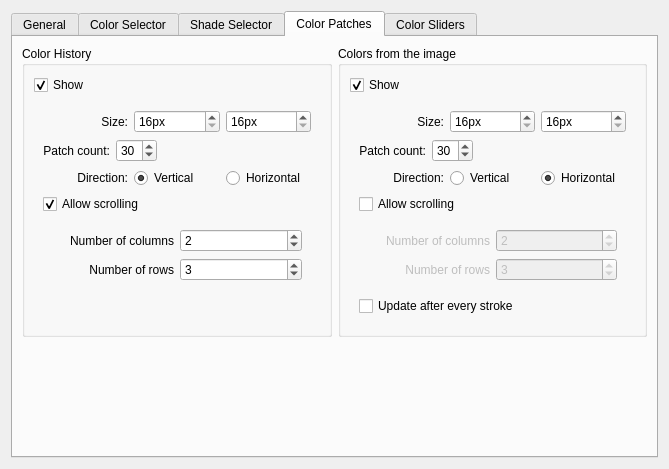
This is krita/plugins/extensions/dockers/advancedcolorselector/wdg_color_selector_settings.ui in KDE/krita as Qt 5 draws it before an edit. The edited form follows.
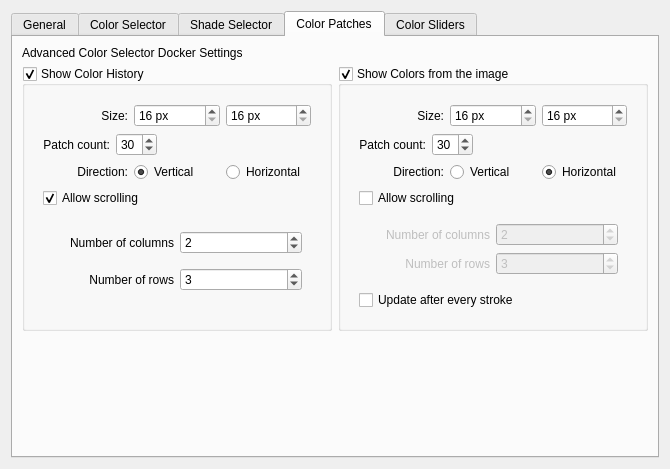
This is the edited form. The open tabs and pages were chosen to show the change. Custom widgets are drawn as their Qt base class.

Commit message: simplify and communicate better color patches settings area

The edit to the form file:
```diff
--- a/krita/plugins/extensions/dockers/advancedcolorselector/wdg_color_selector_settings.ui
+++ b/krita/plugins/extensions/dockers/advancedcolorselector/wdg_color_selector_settings.ui
@@ -6,7 +6,7 @@
    <rect>
     <x>0</x>
     <y>0</y>
-    <width>669</width>
+    <width>670</width>
     <height>469</height>
    </rect>
   </property>
@@ -755,239 +755,44 @@
        <string>Color Patches</string>
       </attribute>
       <layout class="QGridLayout" name="gridLayout_3">
-       <item row="0" column="0">
-        <widget class="QGroupBox" name="groupBox">
-         <property name="title">
-          <string>Color History</string>
+       <item row="2" column="1">
+        <spacer name="verticalSpacer_2">
+         <property name="orientation">
+          <enum>Qt::Vertical</enum>
          </property>
-         <layout class="QVBoxLayout" name="verticalLayout_4">
-          <item>
-           <widget class="QCheckBox" name="lastUsedColorsShow">
-            <property name="text">
-             <string>Show</string>
-            </property>
-            <property name="checked">
-             <bool>true</bool>
-            </property>
-           </widget>
-          </item>
-          <item>
-           <widget class="QWidget" name="widget" native="true">
-            <layout class="QVBoxLayout" name="verticalLayout_2">
-             <item>
-              <layout class="QHBoxLayout" name="horizontalLayout_11">
-               <item>
-                <widget class="QLabel" name="label_14">
-                 <property name="text">
-                  <string>Size:</string>
-                 </property>
-                 <property name="alignment">
-                  <set>Qt::AlignRight|Qt::AlignTrailing|Qt::AlignVCenter</set>
-                 </property>
-                </widget>
-               </item>
-               <item>
-                <widget class="QSpinBox" name="lastUsedColorsWidth">
-                 <property name="suffix">
-                  <string>px</string>
-                 </property>
-                 <property name="prefix">
-                  <string/>
-                 </property>
-                 <property name="minimum">
-                  <number>16</number>
-                 </property>
-                </widget>
-               </item>
-               <item>
-                <widget class="QSpinBox" name="lastUsedColorsHeight">
-                 <property name="suffix">
-                  <string>px</string>
-                 </property>
-                 <property name="minimum">
-                  <number>16</number>
-                 </property>
-                </widget>
-               </item>
-              </layout>
-             </item>
-             <item>
-              <layout class="QHBoxLayout" name="horizontalLayout_3">
-               <item>
-                <widget class="QLabel" name="label_10">
-                 <property name="text">
-                  <string>Patch count:</string>
-                 </property>
-                 <property name="alignment">
-                  <set>Qt::AlignRight|Qt::AlignTrailing|Qt::AlignVCenter</set>
-                 </property>
-                </widget>
-               </item>
-               <item>
-                <widget class="QSpinBox" name="lastUsedColorsPatchCount">
-                 <property name="minimum">
-                  <number>1</number>
-                 </property>
-                 <property name="value">
-                  <number>30</number>
-                 </property>
-                </widget>
-               </item>
-               <item>
-                <spacer name="horizontalSpacer_3">
-                 <property name="orientation">
-                  <enum>Qt::Horizontal</enum>
-                 </property>
-                 <property name="sizeHint" stdset="0">
-                  <size>
-                   <width>40</width>
-                   <height>20</height>
-                  </size>
-                 </property>
-                </spacer>
-               </item>
-              </layout>
-             </item>
-             <item>
-              <layout class="QHBoxLayout" name="horizontalLayout">
-               <item>
-                <widget class="QLabel" name="label_8">
-                 <property name="text">
-                  <string>Direction:</string>
-                 </property>
-                 <property name="alignment">
-                  <set>Qt::AlignRight|Qt::AlignTrailing|Qt::AlignVCenter</set>
-                 </property>
-                 <property name="buddy">
-                  <cstring>lastUsedColorsAlignVertical</cstring>
-                 </property>
-                </widget>
-               </item>
-               <item>
-                <widget class="QRadioButton" name="lastUsedColorsAlignVertical">
-                 <property name="text">
-                  <string>Vertical</string>
-                 </property>
-                 <property name="checked">
-                  <bool>true</bool>
-                 </property>
-                </widget>
-               </item>
-               <item>
-                <widget class="QRadioButton" name="lastUsedColorsAlignHorizontal">
-                 <property name="text">
-                  <string>Horizontal</string>
-                 </property>
-                </widget>
-               </item>
-              </layout>
-             </item>
-             <item>
-              <widget class="QCheckBox" name="lastUsedColorsAllowScrolling">
-               <property name="text">
-                <string>Allow scrolling</string>
-               </property>
-               <property name="checked">
-                <bool>true</bool>
-               </property>
-              </widget>
-             </item>
-             <item>
-              <widget class="QWidget" name="widget_3" native="true">
-               <layout class="QGridLayout" name="gridLayout">
-                <item row="0" column="0">
-                 <widget class="QLabel" name="lbl_lastUsedNumCols">
-                  <property name="text">
-                   <string>Number of columns</string>
-                  </property>
-                  <property name="alignment">
-                   <set>Qt::AlignRight|Qt::AlignTrailing|Qt::AlignVCenter</set>
-                  </property>
-                  <property name="buddy">
-                   <cstring>lastUsedColorsNumCols</cstring>
-                  </property>
-                 </widget>
-                </item>
-                <item row="0" column="1">
-                 <widget class="QSpinBox" name="lastUsedColorsNumCols">
-                  <property name="minimum">
-                   <number>1</number>
-                  </property>
-                  <property name="maximum">
-                   <number>20</number>
-                  </property>
-                  <property name="value">
-                   <number>2</number>
-                  </property>
-                 </widget>
-                </item>
-                <item row="1" column="0">
-                 <widget class="QLabel" name="lbl_lastUsedNumRows">
-                  <property name="text">
-                   <string>Number of rows</string>
-                  </property>
-                  <property name="alignment">
-                   <set>Qt::AlignRight|Qt::AlignTrailing|Qt::AlignVCenter</set>
-                  </property>
-                  <property name="buddy">
-                   <cstring>lastUsedColorsNumRows</cstring>
-                  </property>
-                 </widget>
-                </item>
-                <item row="1" column="1">
-                 <widget class="QSpinBox" name="lastUsedColorsNumRows">
-                  <property name="minimum">
-                   <number>1</number>
-                  </property>
-                  <property name="maximum">
-                   <number>20</number>
-                  </property>
-                  <property name="value">
-                   <number>3</number>
-                  </property>
-                 </widget>
-                </item>
-               </layout>
-              </widget>
-             </item>
-             <item>
-              <spacer name="verticalSpacer_4">
-               <property name="orientation">
-                <enum>Qt::Vertical</enum>
-               </property>
-               <property name="sizeHint" stdset="0">
-                <size>
-                 <width>0</width>
-                 <height>0</height>
-                </size>
-               </property>
-              </spacer>
-             </item>
-            </layout>
-           </widget>
-          </item>
-         </layout>
-        </widget>
+         <property name="sizeHint" stdset="0">
+          <size>
+           <width>20</width>
+           <height>3</height>
+          </size>
+         </property>
+        </spacer>
        </item>
-       <item row="0" column="1">
-        <widget class="QGroupBox" name="groupBox_2">
+       <item row="2" column="0">
+        <spacer name="verticalSpacer">
+         <property name="orientation">
+          <enum>Qt::Vertical</enum>
+         </property>
+         <property name="sizeHint" stdset="0">
+          <size>
+           <width>20</width>
+           <height>3</height>
+          </size>
+         </property>
+        </spacer>
+       </item>
+       <item row="1" column="1">
+        <widget class="QGroupBox" name="commonColorsShow">
          <property name="enabled">
           <bool>true</bool>
          </property>
          <property name="title">
-          <string>Colors from the image</string>
+          <string>Show Colors from the image</string>
+         </property>
+         <property name="checkable">
+          <bool>true</bool>
          </property>
          <layout class="QVBoxLayout" name="verticalLayout_5">
-          <item>
-           <widget class="QCheckBox" name="commonColorsShow">
-            <property name="text">
-             <string>Show</string>
-            </property>
-            <property name="checked">
-             <bool>true</bool>
-            </property>
-           </widget>
-          </item>
           <item>
            <widget class="QWidget" name="widget_2" native="true">
             <layout class="QVBoxLayout" name="verticalLayout_3">
@@ -1006,7 +811,7 @@
                <item>
                 <widget class="QSpinBox" name="commonColorsWidth">
                  <property name="suffix">
-                  <string>px</string>
+                  <string> px</string>
                  </property>
                  <property name="prefix">
                   <string/>
@@ -1019,7 +824,7 @@
                <item>
                 <widget class="QSpinBox" name="commonColorsHeight">
                  <property name="suffix">
-                  <string>px</string>
+                  <string> px</string>
                  </property>
                  <property name="minimum">
                   <number>16</number>
@@ -1197,30 +1002,205 @@
         </widget>
        </item>
        <item row="1" column="0">
-        <spacer name="verticalSpacer">
-         <property name="orientation">
-          <enum>Qt::Vertical</enum>
+        <widget class="QGroupBox" name="lastUsedColorsShow">
+         <property name="title">
+          <string>Show Color History</string>
          </property>
-         <property name="sizeHint" stdset="0">
-          <size>
-           <width>20</width>
-           <height>3</height>
-          </size>
+         <property name="checkable">
+          <bool>true</bool>
          </property>
-        </spacer>
+         <layout class="QVBoxLayout" name="verticalLayout_4">
+          <item>
+           <widget class="QWidget" name="widget" native="true">
+            <layout class="QVBoxLayout" name="verticalLayout_2">
+             <item>
+              <layout class="QHBoxLayout" name="horizontalLayout_11">
+               <item>
+                <widget class="QLabel" name="label_14">
+                 <property name="text">
+                  <string>Size:</string>
+                 </property>
+                 <property name="alignment">
+                  <set>Qt::AlignRight|Qt::AlignTrailing|Qt::AlignVCenter</set>
+                 </property>
+                </widget>
+               </item>
+               <item>
+                <widget class="QSpinBox" name="lastUsedColorsWidth">
+                 <property name="suffix">
+                  <string> px</string>
+                 </property>
+                 <property name="prefix">
+                  <string/>
+                 </property>
+                 <property name="minimum">
+                  <number>16</number>
+                 </property>
+                </widget>
+               </item>
+               <item>
+                <widget class="QSpinBox" name="lastUsedColorsHeight">
+                 <property name="suffix">
+                  <string> px</string>
+                 </property>
+                 <property name="minimum">
+                  <number>16</number>
+                 </property>
+                </widget>
+               </item>
+              </layout>
+             </item>
+             <item>
+              <layout class="QHBoxLayout" name="horizontalLayout_3">
+               <item>
+                <widget class="QLabel" name="label_10">
+                 <property name="text">
+                  <string>Patch count:</string>
+                 </property>
+                 <property name="alignment">
+                  <set>Qt::AlignRight|Qt::AlignTrailing|Qt::AlignVCenter</set>
+                 </property>
+                </widget>
+               </item>
+               <item>
+                <widget class="QSpinBox" name="lastUsedColorsPatchCount">
+                 <property name="minimum">
+                  <number>1</number>
+                 </property>
+                 <property name="value">
+                  <number>30</number>
+                 </property>
+                </widget>
+               </item>
+               <item>
+                <spacer name="horizontalSpacer_3">
+                 <property name="orientation">
+                  <enum>Qt::Horizontal</enum>
+                 </property>
+                 <property name="sizeHint" stdset="0">
+                  <size>
+                   <width>40</width>
+                   <height>20</height>
+                  </size>
+                 </property>
+                </spacer>
+               </item>
+              </layout>
+             </item>
+             <item>
+              <layout class="QHBoxLayout" name="horizontalLayout">
+               <item>
+                <widget class="QLabel" name="label_8">
+                 <property name="text">
+                  <string>Direction:</string>
+                 </property>
+                 <property name="alignment">
+                  <set>Qt::AlignRight|Qt::AlignTrailing|Qt::AlignVCenter</set>
+                 </property>
+                 <property name="buddy">
+                  <cstring>lastUsedColorsAlignVertical</cstring>
+                 </property>
+                </widget>
+               </item>
+               <item>
+                <widget class="QRadioButton" name="lastUsedColorsAlignVertical">
+                 <property name="text">
+                  <string>Vertical</string>
+                 </property>
+                 <property name="checked">
+                  <bool>true</bool>
+                 </property>
+                </widget>
+               </item>
+               <item>
+                <widget class="QRadioButton" name="lastUsedColorsAlignHorizontal">
+                 <property name="text">
+                  <string>Horizontal</string>
+                 </property>
+                </widget>
+               </item>
+              </layout>
+             </item>
+             <item>
+              <widget class="QCheckBox" name="lastUsedColorsAllowScrolling">
+               <property name="text">
+                <string>Allow scrolling</string>
+               </property>
+               <property name="checked">
+                <bool>true</bool>
+               </property>
+              </widget>
+             </item>
+             <item>
+              <widget class="QWidget" name="widget_3" native="true">
+               <layout class="QGridLayout" name="gridLayout">
+                <item row="0" column="0">
+                 <widget class="QLabel" name="lbl_lastUsedNumCols">
+                  <property name="text">
+                   <string>Number of columns</string>
+                  </property>
+                  <property name="alignment">
+                   <set>Qt::AlignRight|Qt::AlignTrailing|Qt::AlignVCenter</set>
+                  </property>
+                  <property name="buddy">
+                   <cstring>lastUsedColorsNumCols</cstring>
+                  </property>
+                 </widget>
+                </item>
+                <item row="0" column="1">
+                 <widget class="QSpinBox" name="lastUsedColorsNumCols">
+                  <property name="minimum">
+                   <number>1</number>
+                  </property>
+                  <property name="maximum">
+                   <number>20</number>
+                  </property>
+                  <property name="value">
+                   <number>2</number>
+                  </property>
+                 </widget>
+                </item>
+                <item row="1" column="0">
+                 <widget class="QLabel" name="lbl_lastUsedNumRows">
+                  <property name="text">
+                   <string>Number of rows</string>
+                  </property>
+                  <property name="alignment">
+                   <set>Qt::AlignRight|Qt::AlignTrailing|Qt::AlignVCenter</set>
+                  </property>
+                  <property name="buddy">
+                   <cstring>lastUsedColorsNumRows</cstring>
+                  </property>
+                 </widget>
+                </item>
+                <item row="1" column="1">
+                 <widget class="QSpinBox" name="lastUsedColorsNumRows">
+                  <property name="minimum">
+                   <number>1</number>
+                  </property>
+                  <property name="maximum">
+                   <number>20</number>
+                  </property>
+                  <property name="value">
+                   <number>3</number>
+                  </property>
+                 </widget>
+                </item>
+               </layout>
+              </widget>
+             </item>
+            </layout>
+           </widget>
+          </item>
+         </layout>
+        </widget>
        </item>
-       <item row="1" column="1">
-        <spacer name="verticalSpacer_2">
-         <property name="orientation">
-          <enum>Qt::Vertical</enum>
+       <item row="0" column="0">
+        <widget class="QLabel" name="label_3">
+         <property name="text">
+          <string>Advanced Color Selector Docker Settings</string>
          </property>
-         <property name="sizeHint" stdset="0">
-          <size>
-           <width>20</width>
-           <height>3</height>
-          </size>
-         </property>
-        </spacer>
+        </widget>
        </item>
       </layout>
      </widget>
```
Left out of the diff: 38 changed lines with no effect on the pictures.
